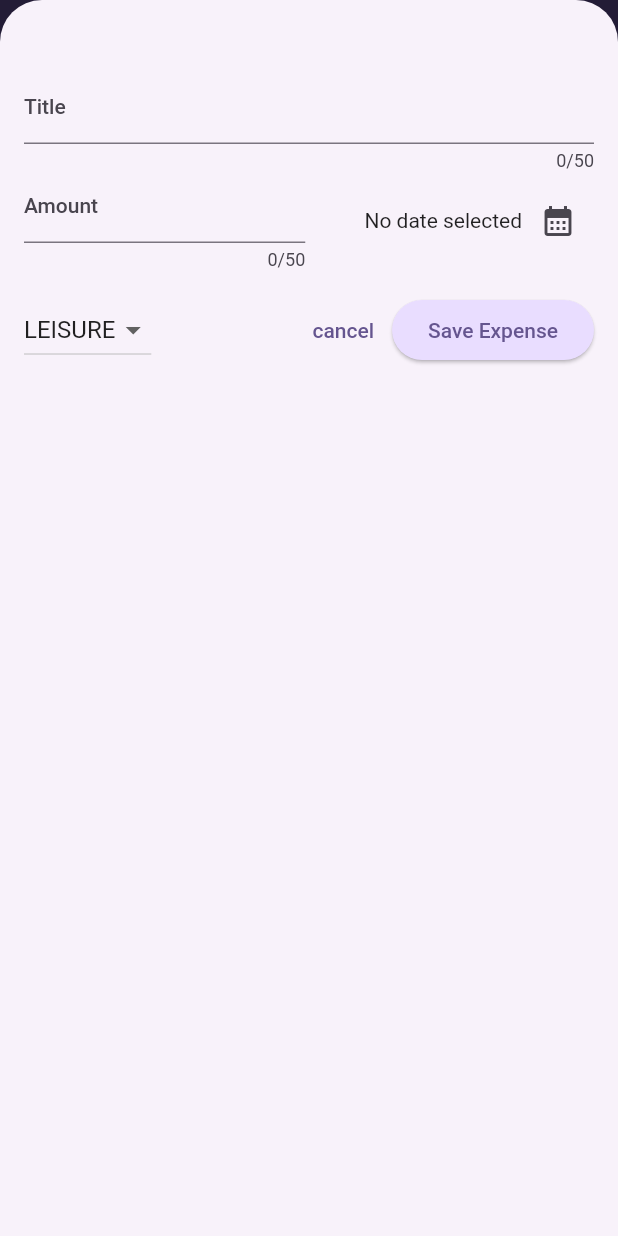
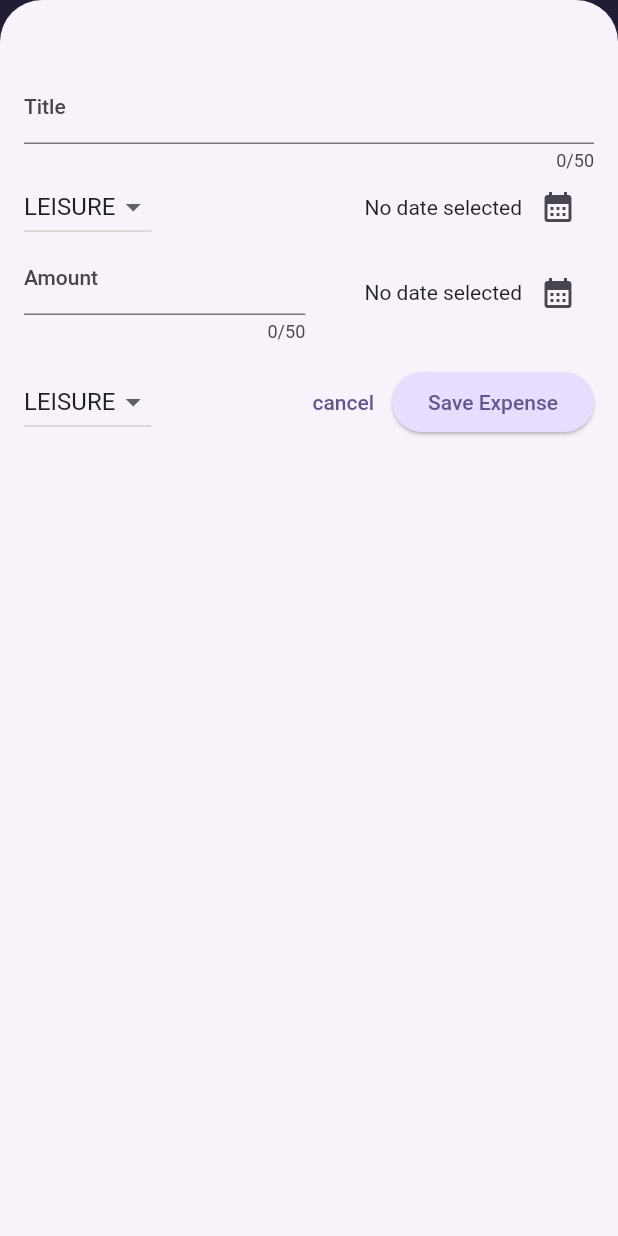
Before and after one commit to abdulrafayharoon/expense_tracker, a Flutter app: the screen it shows after launch, after a tap on the "add" icon, on a phone screen of 412 x 824 dp. Run offline on Flutter 3.47's test engine with Material 2 defaults, Android fonts, the phone set to English and light mode, and no system bars.

Commit message:
rotatae option and layout

```diff
--- a/lib/main.dart
+++ b/lib/main.dart
@@ -1,6 +1,6 @@
 import 'package:expense_tracker/widgets/expenses.dart';
 import 'package:flutter/material.dart';
-
+import 'package:flutter/services.dart';
 var kColorScheme = ColorScheme.fromSeed(
   seedColor: const Color.fromARGB(255, 96, 59, 181),
 );
@@ -11,8 +11,14 @@ var kDarkColorScheme = ColorScheme.fromSeed(
 );
 
 void main() {
+
+  WidgetsFlutterBinding.ensureInitialized();
+  SystemChrome.setPreferredOrientations([
+    DeviceOrientation.portraitUp
+  ]).then((fn) {
     runApp(
       MaterialApp(
+        debugShowCheckedModeBanner: false,
         darkTheme: ThemeData.dark().copyWith(
           useMaterial3: true,
           colorScheme: kDarkColorScheme,
@@ -62,3 +68,5 @@ void main() {
       ),
     );
   }
+  );
+}
--- a/lib/widgets/expenses.dart
+++ b/lib/widgets/expenses.dart
@@ -34,6 +34,7 @@ class _ExpensesState extends State<Expenses> {
 
   void _openAddExpenseOverlay() {
     showModalBottomSheet(
+      useSafeArea: true,
       isScrollControlled: true,
       context: context,
       builder: (ctx) => NewExpense(onAddExpense: _addExpense),
@@ -71,6 +72,8 @@ class _ExpensesState extends State<Expenses> {
 
   @override
   Widget build(BuildContext context) {
+    final width = MediaQuery.of(context).size.width;
+
     Widget mainContent = const Center(
       child: Text('No expenses found. Start adding Some!'),
     );
@@ -91,7 +94,8 @@ class _ExpensesState extends State<Expenses> {
           ),
         ],
       ),
-      body: Column(
+      body: width < 600
+        ?Column(
         children: [
           // toolbar with the Add button => Row()
          Chart(expenses: _registeredExpenses),
@@ -99,7 +103,11 @@ class _ExpensesState extends State<Expenses> {
             child: mainContent,
           ),
         ],
-      ),
+      )
+         : Row(children: [
+            Expanded(child: Chart(expenses:_registeredExpenses)),
+            Expanded(child: mainContent)
+          ],)
     );
   }
 }
--- a/lib/widgets/new_expense.dart
+++ b/lib/widgets/new_expense.dart
@@ -62,8 +62,7 @@ class _NewExpenseState extends State<NewExpense> {
           amount: enteredAmount,
           date: _selectedDate!,
           title: _titleController.text,
-          category: _selectedCategory
-      ),
+          category: _selectedCategory),
     );
     Navigator.pop(context);
   }
@@ -83,10 +82,35 @@ class _NewExpenseState extends State<NewExpense> {
 
   @override
   Widget build(BuildContext context) {
-    return Padding(
-      padding: const EdgeInsets.fromLTRB(16,48,16,16),
+    final keyboardSpace = MediaQuery.of(context).viewInsets.bottom;
+    return LayoutBuilder(builder: (ctx, constraints) {
+      final width = constraints.maxWidth;
+
+      return SizedBox(
+        height: double.infinity,
+        child: SingleChildScrollView(
+          child: Padding(
+            padding: EdgeInsets.fromLTRB(16, 48, 16, keyboardSpace + 16),
             child: Column(
               children: [
+                if (width >= 600)
+                  Row(
+                    crossAxisAlignment: CrossAxisAlignment.start,
+                    children: [
+                     Expanded( child: TextField(
+                        controller: _titleController,
+                        // onChanged: _saveTitleInput,
+                        maxLength: 50,
+                        decoration: const InputDecoration(
+                          label: Text('Title'),
+                        ),
+                      ),
+                     ),
+                const SizedBox(width:24),
+
+                    ],
+                  )
+                else
                   TextField(
                     controller: _titleController,
                     // onChanged: _saveTitleInput,
@@ -95,6 +119,50 @@ class _NewExpenseState extends State<NewExpense> {
                       label: Text('Title'),
                     ),
                   ),
+                if( width >=600)
+                  Row(children: [],)
+
+                  else
+                  Row(children: [
+                    DropdownButton(
+                      value: _selectedCategory,
+                      items: Category.values
+                          .map(
+                            (category) => DropdownMenuItem(
+                          value: category,
+                          child: Text(
+                            category.name.toUpperCase(),
+                          ),
+                        ),
+                      )
+                          .toList(),
+                      onChanged: (value) {
+                        if (value == null) {
+                          return;
+                        }
+                        setState(() {
+                          _selectedCategory = value;
+                        });
+                      },
+                    ),
+                    const SizedBox(width: 24),
+                    Expanded(
+                      child: Row(
+                        mainAxisAlignment: MainAxisAlignment.end,
+                        crossAxisAlignment: CrossAxisAlignment.center,
+                        children: [
+                          Text(_selectedDate == null
+                              ? 'No date selected'
+                              : formatter.format(_selectedDate!)),
+                          IconButton(
+                            onPressed: _presentDatePicker,
+                            icon: const Icon(Icons.calendar_month),
+                          ),
+                        ],
+                      ),
+                    ),
+                  ],),
+
                 Row(
                   children: [
                     Expanded(
@@ -126,7 +194,7 @@ class _NewExpenseState extends State<NewExpense> {
                     ),
                   ],
                 ),
-          SizedBox(height: 16),
+                const SizedBox(height: 16),
                 Row(
                   children: [
                     DropdownButton(
@@ -165,6 +233,9 @@ class _NewExpenseState extends State<NewExpense> {
                 )
               ],
             ),
+          ),
+        ),
       );
+    });
   }
 }
```
Lines whose indentation alone changed are shown as unchanged.
